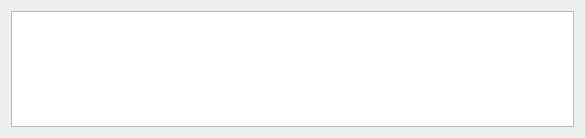
Before: the Qt Designer form src/ui/match_panel.ui in vaginessa/yaragui, drawn with Qt 5.
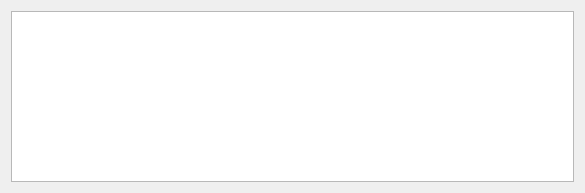
After: the same form once the commit is applied.

```diff
--- a/src/ui/match_panel.ui
+++ b/src/ui/match_panel.ui
@@ -7,7 +7,7 @@
     <x>0</x>
     <y>0</y>
     <width>585</width>
-    <height>138</height>
+    <height>193</height>
    </rect>
   </property>
   <property name="sizePolicy">
```
